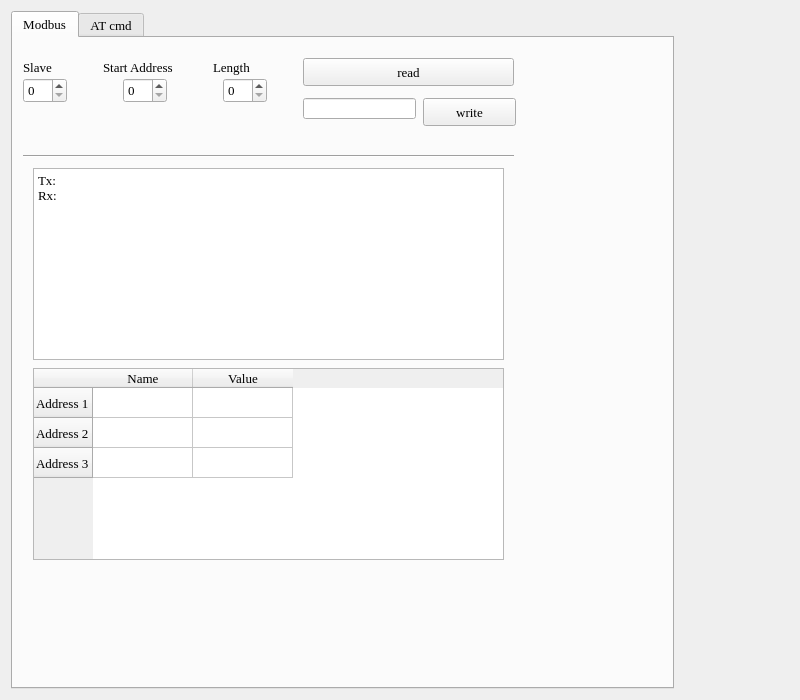
Before: the Qt Designer form CHCenter/chsettingform.ui in dongFangTuring/CHCenter, drawn with Qt 5.
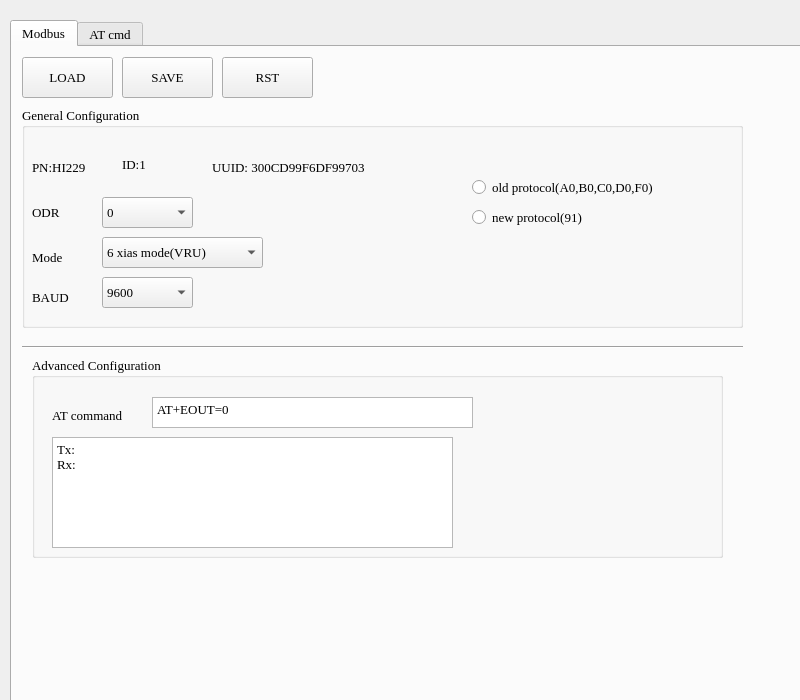
After: the same form once the commit is applied. Icons and pictures are not drawn.

What changed in the file:
```diff
--- a/CHCenter/chsettingform.ui
+++ b/CHCenter/chsettingform.ui
@@ -25,15 +25,15 @@
   <property name="windowTitle">
    <string>Form</string>
   </property>
-  <layout class="QFormLayout" name="formLayout">
-   <property name="horizontalSpacing">
-    <number>7</number>
-   </property>
-   <property name="verticalSpacing">
-    <number>5</number>
-   </property>
-   <item row="0" column="0">
     <widget class="QTabWidget" name="tabWidget">
+   <property name="geometry">
+    <rect>
+     <x>10</x>
+     <y>20</y>
+     <width>799</width>
+     <height>764</height>
+    </rect>
+   </property>
      <property name="currentIndex">
       <number>0</number>
      </property>
@@ -44,173 +44,340 @@
       <widget class="QPushButton" name="pushButton">
        <property name="geometry">
         <rect>
-         <x>290</x>
-         <y>20</y>
-         <width>211</width>
-         <height>28</height>
+       <x>10</x>
+       <y>10</y>
+       <width>91</width>
+       <height>41</height>
         </rect>
        </property>
        <property name="text">
-        <string>read</string>
-       </property>
-      </widget>
-      <widget class="QTextBrowser" name="mdbus_TB">
-       <property name="geometry">
-        <rect>
-         <x>20</x>
-         <y>130</y>
-         <width>471</width>
-         <height>192</height>
-        </rect>
-       </property>
-       <property name="html">
-        <string>&lt;!DOCTYPE HTML PUBLIC &quot;-//W3C//DTD HTML 4.0//EN&quot; &quot;http://www.w3.org/TR/REC-html40/strict.dtd&quot;&gt;
-&lt;html&gt;&lt;head&gt;&lt;meta name=&quot;qrichtext&quot; content=&quot;1&quot; /&gt;&lt;style type=&quot;text/css&quot;&gt;
-p, li { white-space: pre-wrap; }
-&lt;/style&gt;&lt;/head&gt;&lt;body style=&quot; font-family:'Times New Roman'; font-size:10pt; font-weight:400; font-style:normal;&quot;&gt;
-&lt;p style=&quot; margin-top:0px; margin-bottom:0px; margin-left:0px; margin-right:0px; -qt-block-indent:0; text-indent:0px;&quot;&gt;Tx: &lt;/p&gt;
-&lt;p style=&quot; margin-top:0px; margin-bottom:0px; margin-left:0px; margin-right:0px; -qt-block-indent:0; text-indent:0px;&quot;&gt;Rx:&lt;/p&gt;&lt;/body&gt;&lt;/html&gt;</string>
-       </property>
-      </widget>
-      <widget class="QSpinBox" name="spinBox">
+      <string>LOAD</string>
+     </property>
+    </widget>
+    <widget class="QPushButton" name="pushButton_2">
        <property name="geometry">
         <rect>
          <x>110</x>
-         <y>40</y>
-         <width>44</width>
-         <height>25</height>
-        </rect>
-       </property>
-      </widget>
-      <widget class="QSpinBox" name="spinBox_2">
+       <y>10</y>
+       <width>91</width>
+       <height>41</height>
+      </rect>
+     </property>
+     <property name="text">
+      <string>SAVE</string>
+     </property>
+    </widget>
+    <widget class="Line" name="line_2">
        <property name="geometry">
         <rect>
-         <x>210</x>
-         <y>40</y>
-         <width>44</width>
-         <height>25</height>
-        </rect>
-       </property>
-      </widget>
-      <widget class="QSpinBox" name="spinBox_3">
+       <x>10</x>
+       <y>290</y>
+       <width>721</width>
+       <height>21</height>
+      </rect>
+     </property>
+     <property name="orientation">
+      <enum>Qt::Horizontal</enum>
+     </property>
+    </widget>
+    <widget class="QGroupBox" name="groupBox">
        <property name="geometry">
         <rect>
          <x>10</x>
-         <y>40</y>
-         <width>44</width>
-         <height>25</height>
-        </rect>
+       <y>60</y>
+       <width>721</width>
+       <height>221</height>
+      </rect>
+     </property>
+     <property name="title">
+      <string>General Configuration</string>
+     </property>
+     <widget class="QComboBox" name="comboBox_3">
+      <property name="geometry">
+       <rect>
+        <x>80</x>
+        <y>170</y>
+        <width>91</width>
+        <height>31</height>
+       </rect>
+      </property>
+      <property name="editable">
+       <bool>false</bool>
+      </property>
+      <property name="currentText">
+       <string>115200</string>
+      </property>
+      <item>
+       <property name="text">
+        <string>9600</string>
+       </property>
+      </item>
+      <item>
+       <property name="text">
+        <string>115200</string>
+       </property>
+      </item>
+      <item>
+       <property name="text">
+        <string>460800</string>
+       </property>
+      </item>
+      <item>
+       <property name="text">
+        <string>921600</string>
+       </property>
+      </item>
+     </widget>
+     <widget class="QLabel" name="label_8">
+      <property name="geometry">
+       <rect>
+        <x>190</x>
+        <y>50</y>
+        <width>251</width>
+        <height>21</height>
+       </rect>
+      </property>
+      <property name="text">
+       <string>UUID: 300CD99F6DF99703</string>
+      </property>
+     </widget>
+     <widget class="QLabel" name="label_7">
+      <property name="geometry">
+       <rect>
+        <x>10</x>
+        <y>180</y>
+        <width>61</width>
+        <height>21</height>
+       </rect>
+      </property>
+      <property name="text">
+       <string>BAUD</string>
+      </property>
+     </widget>
+     <widget class="QLabel" name="label_6">
+      <property name="geometry">
+       <rect>
+        <x>10</x>
+        <y>50</y>
+        <width>111</width>
+        <height>21</height>
+       </rect>
+      </property>
+      <property name="text">
+       <string>PN:HI229  </string>
        </property>
       </widget>
       <widget class="QLabel" name="label_3">
        <property name="geometry">
         <rect>
          <x>10</x>
-         <y>20</y>
-         <width>36</width>
-         <height>19</height>
+        <y>90</y>
+        <width>41</width>
+        <height>31</height>
         </rect>
        </property>
        <property name="text">
-        <string>Slave</string>
-       </property>
-      </widget>
+       <string>ODR</string>
+      </property>
+     </widget>
+     <widget class="QComboBox" name="comboBox_2">
+      <property name="geometry">
+       <rect>
+        <x>80</x>
+        <y>130</y>
+        <width>161</width>
+        <height>31</height>
+       </rect>
+      </property>
+      <property name="editable">
+       <bool>false</bool>
+      </property>
+      <property name="currentText">
+       <string>6 xias mode(VRU)</string>
+      </property>
+      <item>
+       <property name="text">
+        <string extracomment="test comments">6 xias mode(VRU)</string>
+       </property>
+      </item>
+      <item>
+       <property name="text">
+        <string>9 xias mode(AHRS)</string>
+       </property>
+      </item>
+     </widget>
+     <widget class="QComboBox" name="comboBox">
+      <property name="geometry">
+       <rect>
+        <x>80</x>
+        <y>90</y>
+        <width>91</width>
+        <height>31</height>
+       </rect>
+      </property>
+      <property name="editable">
+       <bool>false</bool>
+      </property>
+      <property name="currentText">
+       <string>100</string>
+      </property>
+      <item>
+       <property name="text">
+        <string>0</string>
+       </property>
+      </item>
+      <item>
+       <property name="text">
+        <string>25</string>
+       </property>
+      </item>
+      <item>
+       <property name="text">
+        <string>50</string>
+       </property>
+      </item>
+      <item>
+       <property name="text">
+        <string>100</string>
+       </property>
+      </item>
+      <item>
+       <property name="text">
+        <string>200</string>
+       </property>
+      </item>
+      <item>
+       <property name="text">
+        <string>400</string>
+       </property>
+      </item>
+     </widget>
       <widget class="QLabel" name="label_4">
        <property name="geometry">
         <rect>
-         <x>90</x>
-         <y>20</y>
-         <width>90</width>
-         <height>19</height>
+        <x>100</x>
+        <y>50</y>
+        <width>72</width>
+        <height>15</height>
         </rect>
        </property>
        <property name="text">
-        <string>Start Address</string>
+       <string>ID:1</string>
        </property>
       </widget>
       <widget class="QLabel" name="label_5">
        <property name="geometry">
         <rect>
-         <x>200</x>
-         <y>20</y>
-         <width>90</width>
-         <height>19</height>
-        </rect>
-       </property>
-       <property name="text">
-        <string>Length</string>
-       </property>
-      </widget>
-      <widget class="QLineEdit" name="lineEdit">
-       <property name="geometry">
-        <rect>
-         <x>290</x>
-         <y>60</y>
-         <width>113</width>
-         <height>21</height>
-        </rect>
-       </property>
-      </widget>
-      <widget class="QPushButton" name="pushButton_2">
-       <property name="geometry">
-        <rect>
-         <x>410</x>
-         <y>60</y>
-         <width>93</width>
-         <height>28</height>
-        </rect>
-       </property>
-       <property name="text">
-        <string>write</string>
-       </property>
-      </widget>
-      <widget class="Line" name="line_2">
-       <property name="geometry">
-        <rect>
          <x>10</x>
-         <y>110</y>
-         <width>491</width>
+        <y>140</y>
+        <width>61</width>
+        <height>21</height>
+       </rect>
+      </property>
+      <property name="text">
+       <string>Mode</string>
+      </property>
+     </widget>
+     <widget class="QRadioButton" name="radioButton">
+      <property name="geometry">
+       <rect>
+        <x>450</x>
+        <y>70</y>
+        <width>241</width>
+        <height>21</height>
+       </rect>
+      </property>
+      <property name="text">
+       <string>old protocol(A0,B0,C0,D0,F0)</string>
+      </property>
+     </widget>
+     <widget class="QRadioButton" name="radioButton_2">
+      <property name="geometry">
+       <rect>
+        <x>450</x>
+        <y>100</y>
+        <width>241</width>
+        <height>21</height>
+       </rect>
+      </property>
+      <property name="text">
+       <string>new protocol(91)</string>
+      </property>
+     </widget>
+    </widget>
+    <widget class="QGroupBox" name="groupBox_2">
+     <property name="geometry">
+      <rect>
+       <x>20</x>
+       <y>310</y>
+       <width>691</width>
+       <height>201</height>
+      </rect>
+     </property>
+     <property name="title">
+      <string>Advanced Configuration</string>
+     </property>
+     <widget class="QTextBrowser" name="mdbus_TB">
+      <property name="geometry">
+       <rect>
+        <x>20</x>
+        <y>80</y>
+        <width>401</width>
+        <height>111</height>
+       </rect>
+      </property>
+      <property name="html">
+       <string>&lt;!DOCTYPE HTML PUBLIC &quot;-//W3C//DTD HTML 4.0//EN&quot; &quot;http://www.w3.org/TR/REC-html40/strict.dtd&quot;&gt;
+&lt;html&gt;&lt;head&gt;&lt;meta name=&quot;qrichtext&quot; content=&quot;1&quot; /&gt;&lt;style type=&quot;text/css&quot;&gt;
+p, li { white-space: pre-wrap; }
+&lt;/style&gt;&lt;/head&gt;&lt;body style=&quot; font-family:'Times New Roman'; font-size:10pt; font-weight:400; font-style:normal;&quot;&gt;
+&lt;p style=&quot; margin-top:0px; margin-bottom:0px; margin-left:0px; margin-right:0px; -qt-block-indent:0; text-indent:0px;&quot;&gt;Tx: &lt;/p&gt;
+&lt;p style=&quot; margin-top:0px; margin-bottom:0px; margin-left:0px; margin-right:0px; -qt-block-indent:0; text-indent:0px;&quot;&gt;Rx:&lt;/p&gt;&lt;/body&gt;&lt;/html&gt;</string>
+      </property>
+     </widget>
+     <widget class="QTextEdit" name="textEdit">
+      <property name="geometry">
+       <rect>
+        <x>120</x>
+        <y>40</y>
+        <width>321</width>
+        <height>31</height>
+       </rect>
+      </property>
+      <property name="html">
+       <string>&lt;!DOCTYPE HTML PUBLIC &quot;-//W3C//DTD HTML 4.0//EN&quot; &quot;http://www.w3.org/TR/REC-html40/strict.dtd&quot;&gt;
+&lt;html&gt;&lt;head&gt;&lt;meta name=&quot;qrichtext&quot; content=&quot;1&quot; /&gt;&lt;style type=&quot;text/css&quot;&gt;
+p, li { white-space: pre-wrap; }
+&lt;/style&gt;&lt;/head&gt;&lt;body style=&quot; font-family:'Times New Roman'; font-size:10pt; font-weight:400; font-style:normal;&quot;&gt;
+&lt;p style=&quot; margin-top:0px; margin-bottom:0px; margin-left:0px; margin-right:0px; -qt-block-indent:0; text-indent:0px;&quot;&gt;AT+EOUT=0&lt;/p&gt;&lt;/body&gt;&lt;/html&gt;</string>
+      </property>
+     </widget>
+     <widget class="QLabel" name="label_9">
+      <property name="geometry">
+       <rect>
+        <x>20</x>
+        <y>50</y>
+        <width>101</width>
          <height>16</height>
         </rect>
        </property>
-       <property name="orientation">
-        <enum>Qt::Horizontal</enum>
-       </property>
-      </widget>
-      <widget class="QTableWidget" name="tableWidget">
+      <property name="text">
+       <string>AT command</string>
+      </property>
+     </widget>
+    </widget>
+    <widget class="QPushButton" name="pushButton_3">
        <property name="geometry">
         <rect>
-         <x>20</x>
-         <y>330</y>
-         <width>471</width>
-         <height>192</height>
-        </rect>
-       </property>
-       <row>
+       <x>210</x>
+       <y>10</y>
+       <width>91</width>
+       <height>41</height>
+      </rect>
+     </property>
         <property name="text">
-         <string>Address 1</string>
-        </property>
-       </row>
-       <row>
-        <property name="text">
-         <string>Address 2</string>
-        </property>
-       </row>
-       <row>
-        <property name="text">
-         <string>Address 3</string>
-        </property>
-       </row>
-       <column>
-        <property name="text">
-         <string>Name</string>
-        </property>
-       </column>
-       <column>
-        <property name="text">
-         <string>Value</string>
-        </property>
-       </column>
+      <string>RST</string>
+     </property>
       </widget>
      </widget>
      <widget class="QWidget" name="tab_2">
@@ -718,8 +885,6 @@
       </layout>
      </widget>
     </widget>
-   </item>
-  </layout>
  </widget>
  <resources>
   <include location="resources.qrc"/>
```
Lines whose indentation alone changed are shown as unchanged.
